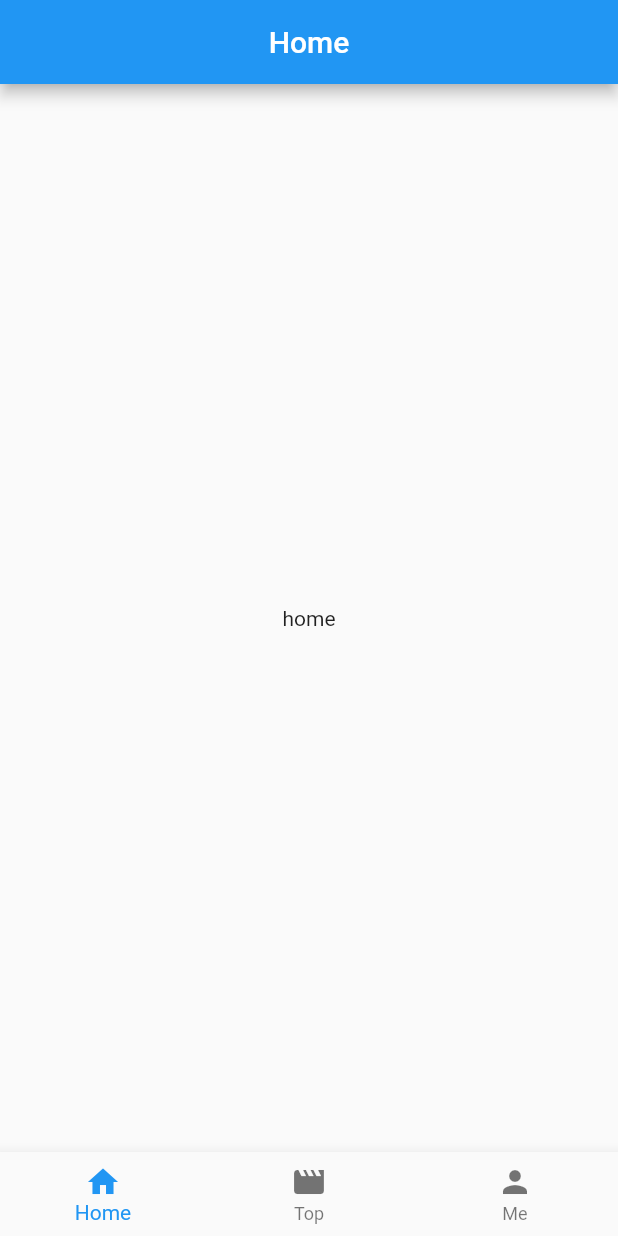
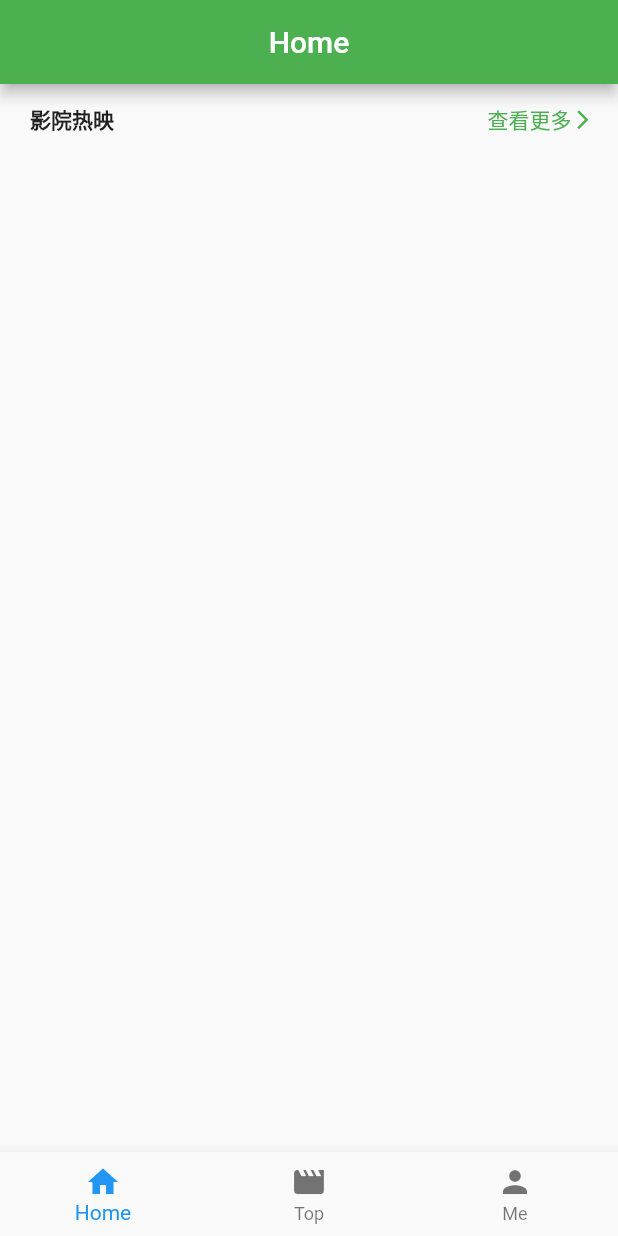
Before and after one commit to lvsj/douban, a Flutter app: the MainWidget screen opened directly, on a phone screen of 412 x 824 dp. Run offline on Flutter 3.47's test engine with Material 2 defaults, Android fonts, the phone set to English and light mode, and no system bars.

```diff
--- a/lib/src/HomePage.dart
+++ b/lib/src/HomePage.dart
@@ -1,10 +1,29 @@
 import 'package:flutter/material.dart';
-class HomePage  extends StatelessWidget {
+
+class HomePage extends StatelessWidget {
   @override
   Widget build(BuildContext context) {
     return Scaffold(
-      body: Center(
-        child: Text('home'),
+      body: Column(
+        children: <Widget>[
+          Row(
+            mainAxisAlignment: MainAxisAlignment.spaceBetween,
+            children: <Widget>[
+              Padding(
+                padding: const EdgeInsets.only(left: 20),
+                child: Text('影院热映',style: TextStyle(fontWeight:FontWeight.bold,),),
+              ),
+              FlatButton(
+                child: Row(
+                  children: <Widget>[
+                    Text('查看更多',style: TextStyle(color: Colors.green),),
+                    Icon(Icons.arrow_forward_ios,color: Colors.green,size:15,),
+                  ],
+                ),
+              )
+            ],
+          )
+        ],
       ),
     );
   }
--- a/lib/src/MainPage.dart
+++ b/lib/src/MainPage.dart
@@ -16,9 +16,9 @@ class MainWidget extends StatefulWidget {
 }
 
 class _MainWidgetState extends State<MainWidget> {
-  var _pages=List<Widget>();
-  var _titles=List<String>();
-  var _bottomBarItems=List<BottomNavigationBarItem>();
+  final _pages=List<Widget>();
+  final _titles=List<String>();
+  final _bottomBarItems=List<BottomNavigationBarItem>();
   var _selectedIndex=0;
 
 
@@ -45,6 +45,7 @@ class _MainWidgetState extends State<MainWidget> {
   Widget build(BuildContext context) {
     return Scaffold(
       appBar: AppBar(
+        backgroundColor: Colors.green,
         title:Text(_titles[_selectedIndex]),
         centerTitle: true,
       ),
```
